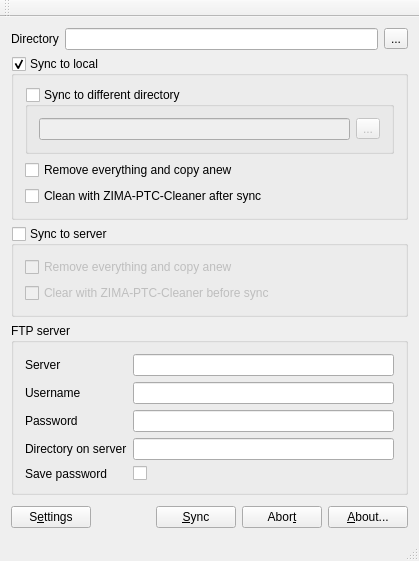
Above: src/MainWindow.ui from ZIMA-Engineering/ZIMA-CAD-Sync before the change. Below: the same form after it.
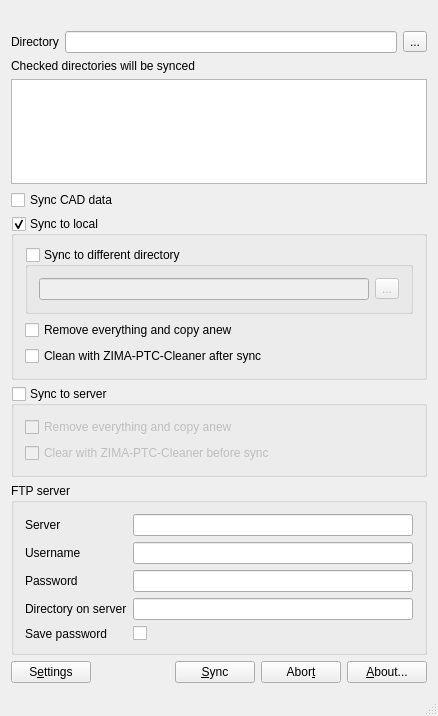
That is the form after the change. Icons and pictures are not drawn.

Commit message: Implement exclude, excluded directories are saved to directory config

```diff
--- a/src/MainWindow.ui
+++ b/src/MainWindow.ui
@@ -6,8 +6,8 @@
    <rect>
     <x>0</x>
     <y>0</y>
-    <width>419</width>
-    <height>561</height>
+    <width>438</width>
+    <height>716</height>
    </rect>
   </property>
   <property name="windowTitle">
@@ -19,6 +19,16 @@
   </property>
   <widget class="QWidget" name="centralWidget">
    <layout class="QVBoxLayout" name="verticalLayout">
+    <item>
+     <widget class="QLabel" name="dirNameLabel">
+      <property name="text">
+       <string/>
+      </property>
+      <property name="alignment">
+       <set>Qt::AlignCenter</set>
+      </property>
+     </widget>
+    </item>
     <item>
      <layout class="QHBoxLayout" name="horizontalLayout">
       <item>
@@ -40,6 +50,23 @@
       </item>
      </layout>
     </item>
+    <item>
+     <widget class="QLabel" name="label">
+      <property name="text">
+       <string>Checked directories will be synced</string>
+      </property>
+     </widget>
+    </item>
+    <item>
+     <widget class="QListWidget" name="filterListWidget"/>
+    </item>
+    <item>
+     <widget class="QCheckBox" name="syncCadDataCheckBox">
+      <property name="text">
+       <string>Sync CAD data</string>
+      </property>
+     </widget>
+    </item>
     <item>
      <widget class="QGroupBox" name="localGroupBox">
       <property name="title">
@@ -246,24 +273,6 @@
     </item>
    </layout>
   </widget>
-  <widget class="QMenuBar" name="menuBar">
-   <property name="geometry">
-    <rect>
-     <x>0</x>
-     <y>0</y>
-     <width>419</width>
-     <height>22</height>
-    </rect>
-   </property>
-  </widget>
-  <widget class="QToolBar" name="mainToolBar">
-   <attribute name="toolBarArea">
-    <enum>TopToolBarArea</enum>
-   </attribute>
-   <attribute name="toolBarBreak">
-    <bool>false</bool>
-   </attribute>
-  </widget>
   <widget class="QStatusBar" name="statusBar"/>
  </widget>
  <layoutdefault spacing="6" margin="11"/>
```
Left out of the diff: 4 changed lines with no effect on the pictures. The commit also changes 4 other files.
